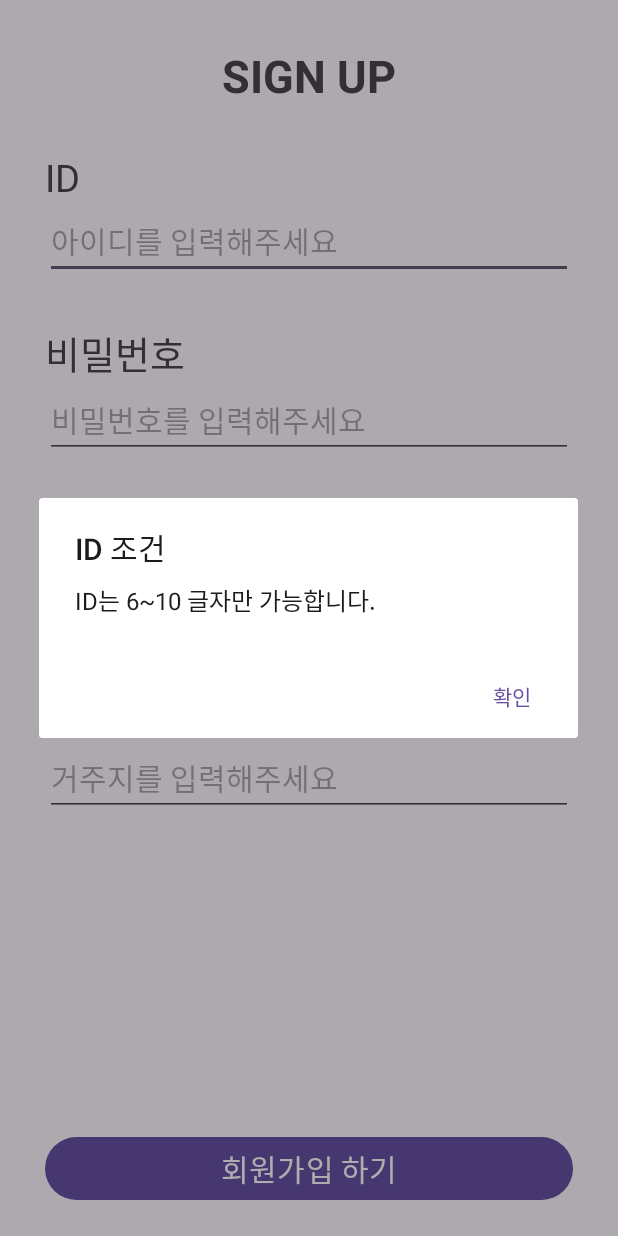
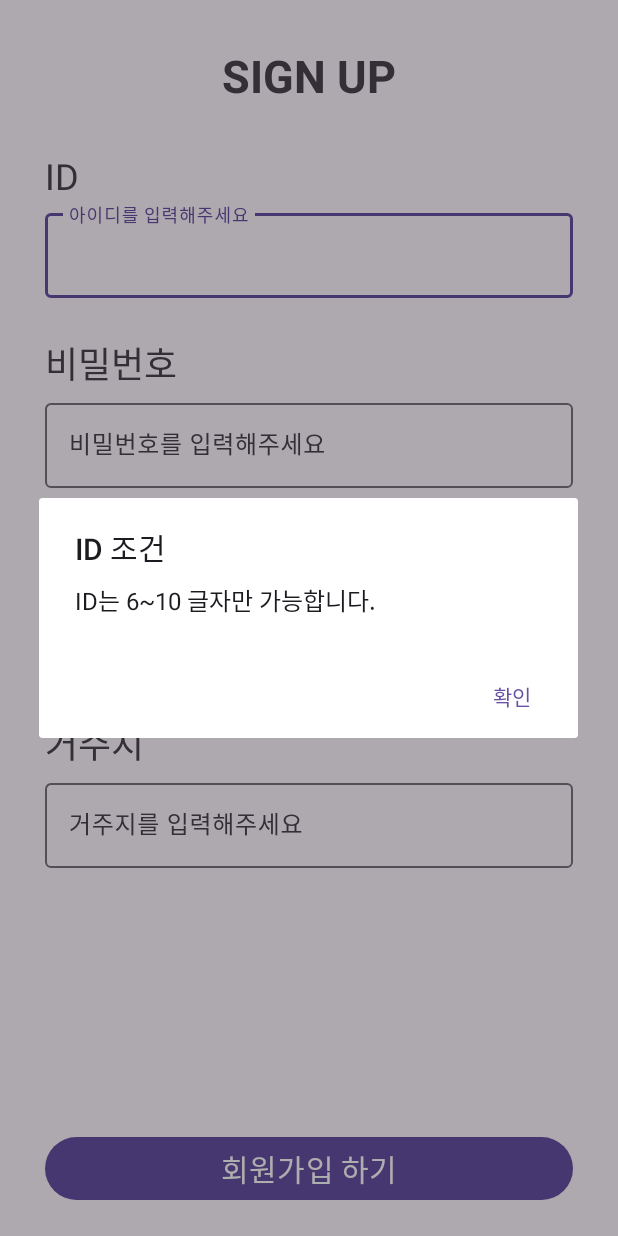
Before and after one commit to DO-SOPT-ANDROID/hyunji-um, an Android app: the SignUpActivity screen opened directly, with no data from a screen before it, after a tap on "회원가입 하기", on a phone screen of 412 x 824 dp. Run offline under Robolectric (Android 15) with nearby library versions, the phone set to English and light mode, and no system bars.

Commit message:
[UI]: EditText text fields 사용

```diff
--- a/app/src/main/java/org/sopt/dosopttemplate/LoginActivity.kt
+++ b/app/src/main/java/org/sopt/dosopttemplate/LoginActivity.kt
@@ -44,7 +44,7 @@ class LoginActivity : AppCompatActivity() {
 
         binding.btnLoginStart.setOnClickListener {
             if (binding.etLoginIdText.text.toString() == userInfo.id) {
-                if (binding.etLoginPw.text.toString() == userInfo.pw) {
+                if (binding.etLoginPwText.text.toString() == userInfo.pw) {
                     Toast.makeText(this, "로그인에 성공했습니다", Toast.LENGTH_SHORT).show()
                     val resultIntent = Intent(this, HomeActivity::class.java)
                     resultIntent.putExtra("userInfo", userInfo)
--- a/app/src/main/java/org/sopt/dosopttemplate/SignUpActivity.kt
+++ b/app/src/main/java/org/sopt/dosopttemplate/SignUpActivity.kt
@@ -18,26 +18,26 @@ class SignUpActivity : AppCompatActivity() {
             val builder = AlertDialog.Builder(this)
             builder.setPositiveButton("확인") { dialog, which ->
             }
-            val fixNickname = binding.etSignupNickname.text.filter { !it.isWhitespace() }
-            val fixHome = binding.etSignupHome.text.filter { !it.isWhitespace() }
-            if (binding.etSignupId.length() < 6 || binding.etSignupId.length() > 10) {
+            val fixNickname = binding.etSignupNicknameText.text?.filter { !it.isWhitespace() }
+            val fixHome = binding.etSignupHomeText.text?.filter { !it.isWhitespace() }
+            if (binding.etSignupIdText.length() < 6 || binding.etSignupIdText.length() > 10) {
                 builder.setTitle("ID 조건").setMessage("ID는 6~10 글자만 가능합니다.")
                 builder.show()
-            } else if (binding.etSignupPw.length() < 8 || binding.etSignupPw.length() > 12) {
+            } else if (binding.etSignupPwText.length() < 8 || binding.etSignupPwText.length() > 12) {
                 builder.setTitle("비밀번호 조건").setMessage("비밀번호는 8~12 글자만 가능합니다.")
                 builder.show()
-            } else if (fixNickname.isEmpty()) {
+            } else if (fixNickname?.isEmpty() == true) {
                 builder.setTitle("닉네임 조건").setMessage("닉네임은 한 글자 이상만 가능합니다.")
                 builder.show()
-            } else if (fixHome.isEmpty()) {
+            } else if (fixHome?.isEmpty() == true) {
                 builder.setTitle("거주지 조건").setMessage("거주지는 한 글자 이상만 가능합니다.")
                 builder.show()
             } else {
                 Toast.makeText(this, "회원가입에 성공하였습니다.", Toast.LENGTH_SHORT).show()
-                val passId = binding.etSignupId.text.toString()
-                val passPw = binding.etSignupPw.text.toString()
-                val passNk = binding.etSignupNickname.text.toString()
-                val passHm = binding.etSignupHome.text.toString()
+                val passId = binding.etSignupIdText.text.toString()
+                val passPw = binding.etSignupPwText.text.toString()
+                val passNk = binding.etSignupNicknameText.text.toString()
+                val passHm = binding.etSignupHomeText.text.toString()
                 val resultIntent = Intent()
                 resultIntent.putExtra("passId", passId)
                 resultIntent.putExtra("passPw", passPw)
--- a/app/src/main/res/layout/activity_signup.xml
+++ b/app/src/main/res/layout/activity_signup.xml
@@ -23,86 +23,114 @@
         android:layout_marginStart="30dp"
         android:layout_marginTop="30dp"
         android:text="@string/id"
-        android:textSize="25sp"
+        android:textSize="24sp"
         app:layout_constraintStart_toStartOf="parent"
         app:layout_constraintTop_toBottomOf="@id/tv_signup_signup" />
 
-    <EditText
+    <com.google.android.material.textfield.TextInputLayout
         android:id="@+id/et_signup_id"
         android:layout_width="0dp"
         android:layout_height="wrap_content"
         android:layout_marginHorizontal="30dp"
-        android:hint="@string/write_id"
-        android:textSize="20sp"
+        android:layout_marginTop="3dp"
         app:layout_constraintEnd_toEndOf="parent"
         app:layout_constraintStart_toStartOf="parent"
-        app:layout_constraintTop_toBottomOf="@id/tv_signup_id" />
+        app:layout_constraintTop_toBottomOf="@id/tv_signup_id">
+
+        <com.google.android.material.textfield.TextInputEditText
+            android:id="@+id/et_signup_id_text"
+            android:layout_width="match_parent"
+            android:layout_height="wrap_content"
+            android:hint="@string/write_id"
+            android:textSize="16sp" />
+    </com.google.android.material.textfield.TextInputLayout>
 
     <TextView
         android:id="@+id/tv_signup_pw"
         android:layout_width="wrap_content"
         android:layout_height="wrap_content"
         android:layout_marginStart="30dp"
-        android:layout_marginTop="30dp"
+        android:layout_marginTop="25dp"
         android:text="@string/pw"
-        android:textSize="25sp"
+        android:textSize="24sp"
         app:layout_constraintStart_toStartOf="parent"
         app:layout_constraintTop_toBottomOf="@id/et_signup_id" />
 
-    <EditText
+    <com.google.android.material.textfield.TextInputLayout
         android:id="@+id/et_signup_pw"
         android:layout_width="0dp"
         android:layout_height="wrap_content"
         android:layout_marginHorizontal="30dp"
-        android:hint="@string/write_pw"
-        android:textSize="20sp"
+        android:layout_marginTop="3dp"
         app:layout_constraintEnd_toEndOf="parent"
         app:layout_constraintStart_toStartOf="parent"
-        app:layout_constraintTop_toBottomOf="@id/tv_signup_pw" />
+        app:layout_constraintTop_toBottomOf="@id/tv_signup_pw">
+
+        <com.google.android.material.textfield.TextInputEditText
+            android:id="@+id/et_signup_pw_text"
+            android:layout_width="match_parent"
+            android:layout_height="wrap_content"
+            android:hint="@string/write_pw"
+            android:textSize="16sp" />
+    </com.google.android.material.textfield.TextInputLayout>
 
     <TextView
         android:id="@+id/tv_signup_nickname"
         android:layout_width="wrap_content"
         android:layout_height="wrap_content"
         android:layout_marginStart="30dp"
-        android:layout_marginTop="30dp"
+        android:layout_marginTop="25dp"
         android:text="@string/nk"
-        android:textSize="25sp"
+        android:textSize="24sp"
         app:layout_constraintStart_toStartOf="parent"
         app:layout_constraintTop_toBottomOf="@id/et_signup_pw" />
 
-    <EditText
+    <com.google.android.material.textfield.TextInputLayout
         android:id="@+id/et_signup_nickname"
         android:layout_width="0dp"
         android:layout_height="wrap_content"
         android:layout_marginHorizontal="30dp"
-        android:hint="@string/write_nk"
-        android:textSize="20sp"
+        android:layout_marginTop="3dp"
         app:layout_constraintEnd_toEndOf="parent"
         app:layout_constraintStart_toStartOf="parent"
-        app:layout_constraintTop_toBottomOf="@id/tv_signup_nickname" />
+        app:layout_constraintTop_toBottomOf="@id/tv_signup_nickname">
+
+        <com.google.android.material.textfield.TextInputEditText
+            android:id="@+id/et_signup_nickname_text"
+            android:layout_width="match_parent"
+            android:layout_height="wrap_content"
+            android:hint="@string/write_nk"
+            android:textSize="16sp" />
+    </com.google.android.material.textfield.TextInputLayout>
 
     <TextView
         android:id="@+id/tv_signup_home"
         android:layout_width="wrap_content"
         android:layout_height="wrap_content"
         android:layout_marginStart="30dp"
-        android:layout_marginTop="30dp"
+        android:layout_marginTop="25dp"
         android:text="@string/home"
-        android:textSize="25sp"
+        android:textSize="24sp"
         app:layout_constraintStart_toStartOf="parent"
         app:layout_constraintTop_toBottomOf="@id/et_signup_nickname" />
 
-    <EditText
+    <com.google.android.material.textfield.TextInputLayout
         android:id="@+id/et_signup_home"
         android:layout_width="0dp"
         android:layout_height="wrap_content"
         android:layout_marginHorizontal="30dp"
-        android:hint="@string/write_hm"
-        android:textSize="20sp"
+        android:layout_marginTop="3dp"
         app:layout_constraintEnd_toEndOf="parent"
         app:layout_constraintStart_toStartOf="parent"
-        app:layout_constraintTop_toBottomOf="@id/tv_signup_home" />
+        app:layout_constraintTop_toBottomOf="@id/tv_signup_home">
+
+        <com.google.android.material.textfield.TextInputEditText
+            android:id="@+id/et_signup_home_text"
+            android:layout_width="match_parent"
+            android:layout_height="wrap_content"
+            android:hint="@string/write_hm"
+            android:textSize="16sp" />
+    </com.google.android.material.textfield.TextInputLayout>
 
     <Button
         android:id="@+id/btn_signup_start"
```
Also changed, not shown: app/src/main/res/layout/activity_login.xml (+17 -10 lines).
